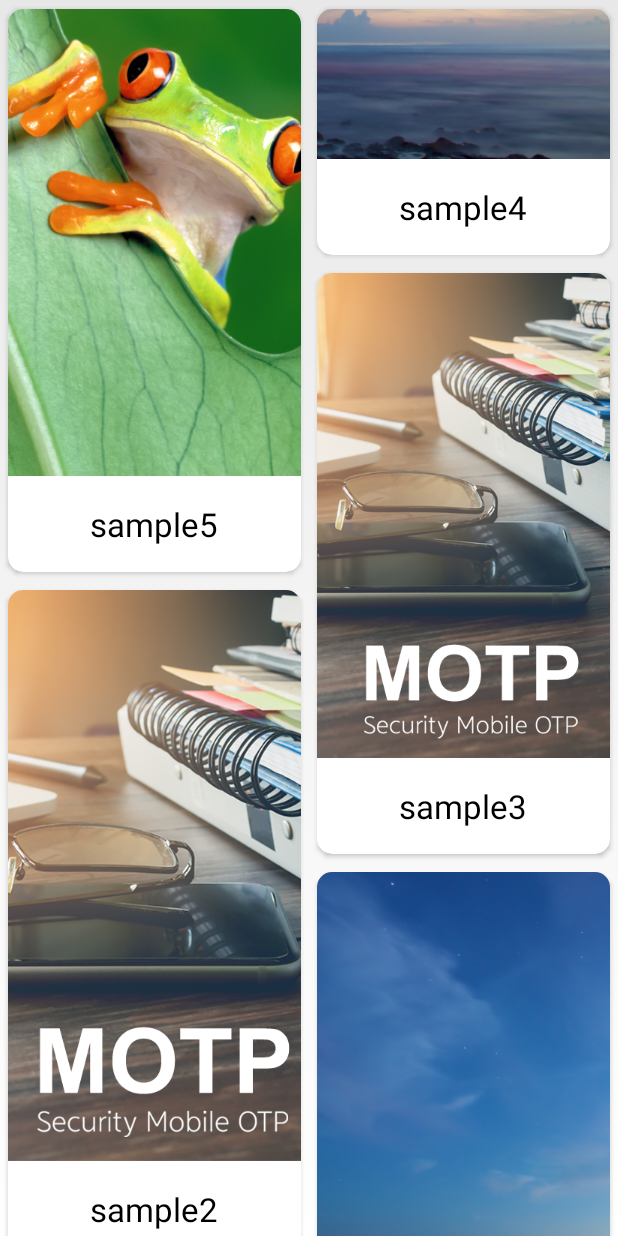
After one commit to JisunPark/Android-ViewPagerCalendar, an Android app: the TestActivity screen opened directly, with no data from a screen before it, on a phone screen of 412 x 824 dp. The commit adds this screen. Run offline under Robolectric (Android 15) with nearby library versions, the phone set to English and light mode, and no system bars.

Commit message:
add new test page

```diff
--- a/app/build.gradle
+++ b/app/build.gradle
@@ -28,4 +28,6 @@ dependencies {
     testCompile 'junit:junit:4.12'
     compile 'com.android.support:support-annotations:25.2.0'
     compile 'com.android.support:appcompat-v7:25.2.0'
+    compile 'com.android.support:recyclerview-v7:25.2.0'
+    compile 'com.android.support:cardview-v7:25.2.0'
 }
--- a/app/src/main/AndroidManifest.xml
+++ b/app/src/main/AndroidManifest.xml
@@ -15,8 +15,8 @@
                 <category android:name="android.intent.category.LAUNCHER" />
             </intent-filter>
         </activity>
-        <activity
-            android:name=".SettingActivity" />
+        <activity android:name=".SettingActivity" />
+        <activity android:name=".TestActivity" />
     </application>
 
 </manifest>
--- /dev/null
+++ b/app/src/main/java/com/suminjin/calendar/Item.java
@@ -0,0 +1,16 @@
+package com.suminjin.calendar;
+
+/**
+ * Created by parkjisun on 2017. 4. 6..
+ */
+
+public class Item {
+    public int imgResId;
+    public String title;
+
+    public Item(int imgResId, String title) {
+        this.imgResId = imgResId;
+        this.title = title;
+    }
+
+}
--- a/app/src/main/java/com/suminjin/calendar/MenuFragment.java
+++ b/app/src/main/java/com/suminjin/calendar/MenuFragment.java
@@ -31,6 +31,12 @@ public class MenuFragment extends Fragment {
                 startActivity(new Intent(getActivity(), SettingActivity.class));
             }
         });
+        view.findViewById(R.id.btnTest).setOnClickListener(new View.OnClickListener() {
+            @Override
+            public void onClick(View v) {
+                startActivity(new Intent(getActivity(), TestActivity.class));
+            }
+        });
     }
 
     @Override
--- /dev/null
+++ b/app/src/main/java/com/suminjin/calendar/TestActivity.java
@@ -0,0 +1,111 @@
+package com.suminjin.calendar;
+
+import android.content.Context;
+import android.os.Bundle;
+import android.support.annotation.Nullable;
+import android.support.v4.app.FragmentActivity;
+import android.support.v7.widget.RecyclerView;
+import android.support.v7.widget.StaggeredGridLayoutManager;
+import android.view.LayoutInflater;
+import android.view.View;
+import android.view.ViewGroup;
+import android.view.animation.Animation;
+import android.view.animation.AnimationUtils;
+import android.widget.ImageView;
+import android.widget.TextView;
+
+import java.util.ArrayList;
+
+/**
+ * Created by parkjisun on 2017. 4. 6..
+ */
+
+public class TestActivity extends FragmentActivity {
+
+    @Override
+    protected void onCreate(@Nullable Bundle savedInstanceState) {
+        super.onCreate(savedInstanceState);
+        setContentView(R.layout.activity_test);
+
+        RecyclerView recyclerView = (RecyclerView) findViewById(R.id.recyclerView);
+        recyclerView.setHasFixedSize(true);
+
+        ArrayList<Item> items = new ArrayList<>();
+        items.add(new Item(R.drawable.sample5, "sample5"));
+        items.add(new Item(R.drawable.sample4, "sample4"));
+        items.add(new Item(R.drawable.sample3, "sample3"));
+        items.add(new Item(R.drawable.sample2, "sample2"));
+        items.add(new Item(R.drawable.sample1, "sample1"));
+        items.add(new Item(R.drawable.sample5, "sample5"));
+        items.add(new Item(R.drawable.sample3, "sample3"));
+
+        StaggeredGridLayoutManager layoutManager = new StaggeredGridLayoutManager(2, StaggeredGridLayoutManager.VERTICAL);
+//        LinearLayoutManager layoutManager = new LinearLayoutManager(this, LinearLayoutManager.HORIZONTAL, false);
+//        LinearLayoutManager layoutManager = new GridLayoutManager(this, 2);
+        recyclerView.setLayoutManager(layoutManager);
+
+        MyAdapter adapter = new MyAdapter(items, this);
+        recyclerView.setAdapter(adapter);
+    }
+
+    public class MyAdapter extends RecyclerView.Adapter<MyAdapter.ViewHolder> {
+        private Context context;
+        private ArrayList<Item> mItems;
+
+        // Allows to remember the last item shown on screen
+        private int lastPosition = -1;
+
+        public MyAdapter(ArrayList<Item> items, Context mContext) {
+            mItems = items;
+            context = mContext;
+        }
+
+        // 필수로 Generate 되어야 하는 메소드 1 : 새로운 뷰 생성
+        @Override
+        public MyAdapter.ViewHolder onCreateViewHolder(ViewGroup parent, int viewType) {
+
+            // 새로운 뷰를 만든다
+            View v = LayoutInflater.from(parent.getContext()).inflate(R.layout.layout_cardview_item, parent, false);
+            ViewHolder holder = new ViewHolder(v);
+            return holder;
+        }
+
+        // 필수로 Generate 되어야 하는 메소드 2 : ListView의 getView 부분을 담당하는 메소드
+        @Override
+        public void onBindViewHolder(ViewHolder holder, int position) {
+
+            holder.imageView.setImageResource(mItems.get(position).imgResId);
+            holder.textView.setText(mItems.get(position).title);
+
+            setAnimation(holder.imageView, position);
+        }
+
+        // // 필수로 Generate 되어야 하는 메소드 3
+        @Override
+        public int getItemCount() {
+            return mItems.size();
+        }
+
+        public class ViewHolder extends RecyclerView.ViewHolder {
+
+            public ImageView imageView;
+            public TextView textView;
+
+            public ViewHolder(View view) {
+                super(view);
+                imageView = (ImageView) view.findViewById(R.id.imageView);
+                textView = (TextView) view.findViewById(R.id.textView);
+            }
+        }
+
+        private void setAnimation(View viewToAnimate, int position) {
+            // 새로 보여지는 뷰라면 애니메이션을 해줍니다
+            if (position > lastPosition) {
+                Animation animation = AnimationUtils.loadAnimation(context, android.R.anim.slide_in_left);
+                viewToAnimate.startAnimation(animation);
+                lastPosition = position;
+            }
+        }
+
+    }
+}
--- /dev/null
+++ b/app/src/main/res/layout/activity_test.xml
@@ -0,0 +1,11 @@
+<?xml version="1.0" encoding="utf-8"?>
+<FrameLayout xmlns:android="http://schemas.android.com/apk/res/android"
+    android:layout_width="match_parent"
+    android:layout_height="match_parent">
+
+    <android.support.v7.widget.RecyclerView
+        android:id="@+id/recyclerView"
+        android:layout_width="match_parent"
+        android:layout_height="match_parent"/>
+
+</FrameLayout>
--- a/app/src/main/res/layout/fragment_menu.xml
+++ b/app/src/main/res/layout/fragment_menu.xml
@@ -18,16 +18,17 @@
             android:layout_height="match_parent"
             android:layout_marginRight="5dp"
             android:layout_weight="1"
-            android:text="@string/setting" />
+            android:text="TEST 1" />
 
         <TextView
+            android:id="@+id/btnTest"
             style="@style/CommonButton"
             android:layout_width="0dp"
             android:layout_height="match_parent"
             android:layout_marginLeft="5dp"
             android:layout_marginRight="5dp"
             android:layout_weight="1"
-            android:text="@string/setting" />
+            android:text="TEST 2" />
 
         <TextView
             style="@style/CommonButton"
--- /dev/null
+++ b/app/src/main/res/layout/layout_cardview_item.xml
@@ -0,0 +1,31 @@
+<?xml version="1.0" encoding="utf-8"?>
+<android.support.v7.widget.CardView xmlns:android="http://schemas.android.com/apk/res/android"
+    xmlns:app="http://schemas.android.com/apk/res-auto"
+    android:layout_width="wrap_content"
+    android:layout_height="wrap_content"
+    app:cardCornerRadius="10dp"
+    app:cardElevation="2dp"
+    app:cardUseCompatPadding="true">
+
+    <LinearLayout
+        android:layout_width="wrap_content"
+        android:layout_height="wrap_content"
+        android:orientation="vertical">
+
+        <ImageView
+            android:id="@+id/imageView"
+            android:layout_width="wrap_content"
+            android:layout_height="wrap_content"
+            android:scaleType="centerCrop"
+            android:src="@drawable/sample1" />
+
+        <TextView
+            android:id="@+id/textView"
+            android:layout_width="match_parent"
+            android:layout_height="wrap_content"
+            android:gravity="center"
+            android:minHeight="?android:attr/listPreferredItemHeightSmall"
+            android:text="Sample1"
+            android:textAppearance="?android:attr/textAppearanceListItemSmall" />
+    </LinearLayout>
+</android.support.v7.widget.CardView>
--- a/app/src/main/res/values/dimens.xml
+++ b/app/src/main/res/values/dimens.xml
@@ -3,5 +3,5 @@
     <dimen name="calendar_year_month_view_height">50dp</dimen>
     <dimen name="calendar_week_view_height">30dp</dimen>
     <dimen name="calendar_contents_height">200dp</dimen>
-    <dimen name="menu_fragment_height">60dp</dimen>
+    <dimen name="menu_fragment_height">110dp</dimen>
 </resources>
```
Also changed, not shown: app/src/main/java/com/suminjin/calendar/AppConfig.java (added, +9 -0 lines), app/src/main/java/com/suminjin/calendar/CalendarActivity.java (+24 -2 lines), app/src/main/java/com/suminjin/calendar/SettingActivity.java (+10 -5 lines), app/src/main/res/layout/activity_setting.xml (+6 -2 lines), app/src/main/res/layout/layout_setting_item.xml (added, +22 -0 lines), app/src/main/res/drawable-xhdpi/sample3.png (added), app/src/main/res/drawable-xhdpi/sample4.png (added), app/src/main/res/drawable-xhdpi/sample5.png (added).
